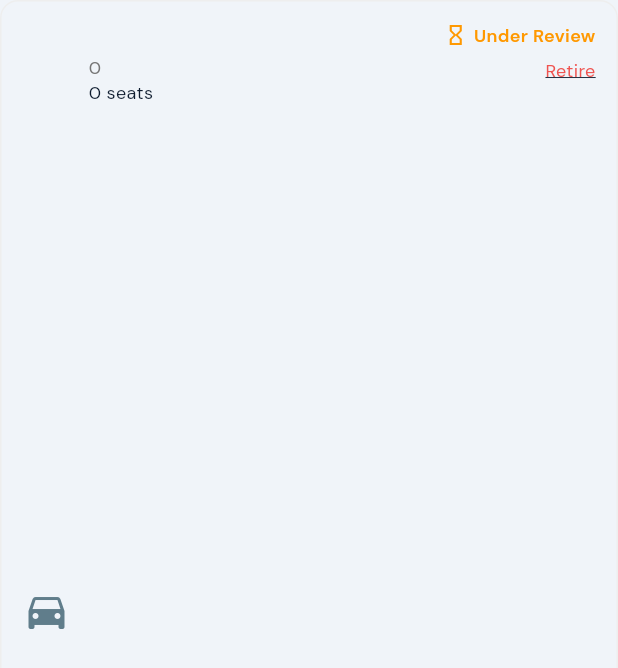
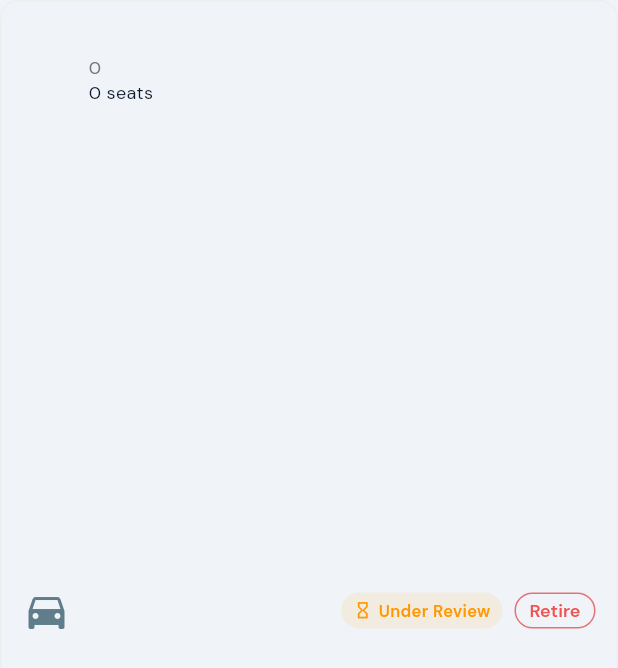
Before and after one commit to 306825/digiQ, a Flutter app: the _VehicleCard widget shown alone on an empty page, opened directly with empty values, on a phone screen of 412 x 824 dp. Shown: the top 668 px of the screen. Run offline on Flutter 3.47's test engine with Material 3 defaults, Android fonts, the phone set to English and light mode, and no system bars; our stand-ins replace dio, file_picker, firebase_core, firebase_messaging, flutter_local_notifications, flutter_riverpod and 9 more; missing offline and left inert: flutter_inappwebview; accounts and stored records are empty; network calls fail.

Commit message:
Vehicle card: status badge and Retire button side by side
Replaced the stacked column (status above, retire link below) with a
horizontal row: a pill-shaped status badge on the left and an outlined
Retire button on the right, both inline on the same row.

Co-Authored-By: Claude Sonnet 4.6 <noreply@anthropic.com>

```diff
--- a/lib/features/driver/driver_profile_screen.dart
+++ b/lib/features/driver/driver_profile_screen.dart
@@ -712,31 +712,41 @@ class _VehicleCard extends ConsumerWidget {
               ],
             ),
           ),
-          Column(
-            crossAxisAlignment: CrossAxisAlignment.end,
-            children: [
           Row(
             mainAxisSize: MainAxisSize.min,
             children: [
-                  Icon(icon, color: color, size: 16),
+              Container(
+                padding: const EdgeInsets.symmetric(horizontal: 8, vertical: 4),
+                decoration: BoxDecoration(
+                  color: color.withValues(alpha: 0.1),
+                  borderRadius: BorderRadius.circular(20),
+                ),
+                child: Row(
+                  mainAxisSize: MainAxisSize.min,
+                  children: [
+                    Icon(icon, color: color, size: 13),
                     const SizedBox(width: 4),
                     Text(label,
                         style: GoogleFonts.dmSans(
                             color: color,
-                          fontSize: 12,
+                            fontSize: 11,
                             fontWeight: FontWeight.w600)),
                   ],
                 ),
-              const SizedBox(height: 6),
-              GestureDetector(
-                onTap: () => _confirmRetire(context, ref),
-                child: Text(
-                  'Retire',
-                  style: GoogleFonts.dmSans(
-                      fontSize: 12,
-                      color: Colors.red.shade400,
-                      decoration: TextDecoration.underline),
               ),
+              const SizedBox(width: 8),
+              OutlinedButton(
+                onPressed: () => _confirmRetire(context, ref),
+                style: OutlinedButton.styleFrom(
+                  foregroundColor: Colors.red.shade400,
+                  side: BorderSide(color: Colors.red.shade300),
+                  padding: const EdgeInsets.symmetric(horizontal: 10, vertical: 4),
+                  minimumSize: Size.zero,
+                  tapTargetSize: MaterialTapTargetSize.shrinkWrap,
+                  textStyle: GoogleFonts.dmSans(fontSize: 12, fontWeight: FontWeight.w600),
+                  shape: RoundedRectangleBorder(borderRadius: BorderRadius.circular(20)),
+                ),
+                child: const Text('Retire'),
               ),
             ],
           ),
```
Lines whose indentation alone changed are shown as unchanged.
